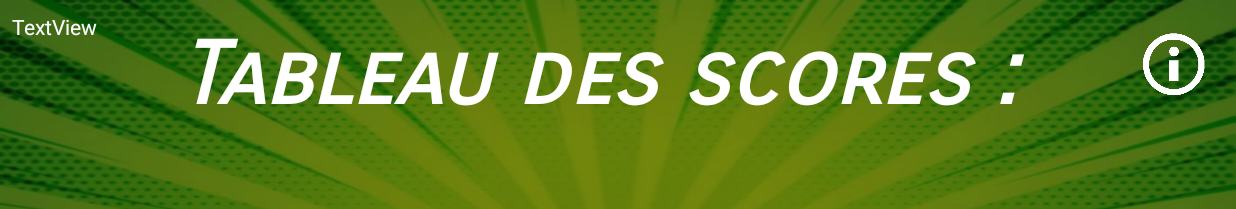
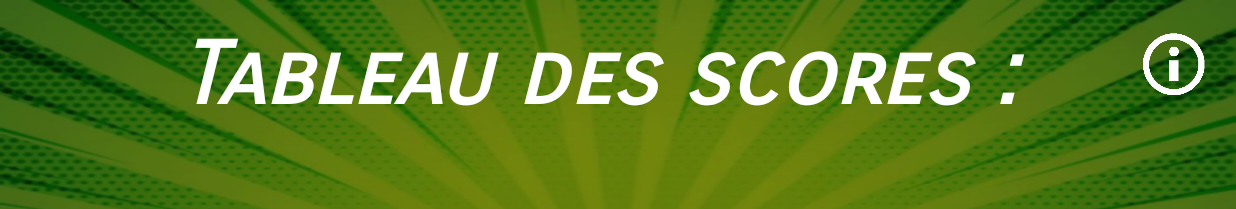
Before and after one commit to dylanMz/ProjetAndroid, an Android app: the ScoreActivity screen opened directly, with no data from a screen before it, on a phone screen of 824 x 412 dp (held sideways). Shown: the top 209 px of the screen. Run offline under Robolectric (Android 15) with nearby library versions, the phone set to English and light mode, and no system bars; 1 statement that could not run was skipped.

Commit message:
PUSH SCORE ACTIVITES

```diff
--- /dev/null
+++ b/app/src/main/java/com/example/dmendez/projet_android_dylan_julian/HttpHandler.java
@@ -0,0 +1,64 @@
+package com.example.dmendez.projet_android_dylan_julian;
+
+import android.util.Log;
+
+import java.io.BufferedInputStream;
+import java.io.BufferedReader;
+import java.io.IOException;
+import java.io.InputStream;
+import java.io.InputStreamReader;
+import java.net.HttpURLConnection;
+import java.net.MalformedURLException;
+import java.net.ProtocolException;
+import java.net.URL;
+
+public class HttpHandler {
+
+    private static final String TAG = HttpHandler.class.getSimpleName();
+
+    public HttpHandler() {
+    }
+
+    public String makeServiceCall(String reqUrl) {
+        String response = null;
+        try {
+            URL url = new URL(reqUrl);
+            HttpURLConnection conn = (HttpURLConnection) url.openConnection();
+            conn.setRequestMethod("GET");
+            // read the response
+            InputStream in = new BufferedInputStream(conn.getInputStream());
+            response = convertStreamToString(in);
+        } catch (MalformedURLException e) {
+            Log.e(TAG, "MalformedURLException: " + e.getMessage());
+        } catch (ProtocolException e) {
+            Log.e(TAG, "ProtocolException: " + e.getMessage());
+        } catch (IOException e) {
+            Log.e(TAG, "IOException: " + e.getMessage());
+        } catch (Exception e) {
+            Log.e(TAG, "Exception: " + e.getMessage());
+        }
+        return response;
+    }
+
+    private String convertStreamToString(InputStream is) {
+        BufferedReader reader = new BufferedReader(new InputStreamReader(is));
+        StringBuilder sb = new StringBuilder();
+
+        String line;
+        try {
+            while ((line = reader.readLine()) != null) {
+                sb.append(line).append('\n');
+            }
+        } catch (IOException e) {
+            e.printStackTrace();
+        } finally {
+            try {
+                is.close();
+            } catch (IOException e) {
+                e.printStackTrace();
+            }
+        }
+
+        return sb.toString();
+    }
+}
--- a/app/src/main/java/com/example/dmendez/projet_android_dylan_julian/ScoreActivity.java
+++ b/app/src/main/java/com/example/dmendez/projet_android_dylan_julian/ScoreActivity.java
@@ -2,35 +2,48 @@ package com.example.dmendez.projet_android_dylan_julian;
 
 import android.app.AlertDialog;
 import android.app.DialogFragment;
+import android.content.Context;
 import android.content.DialogInterface;
 import android.content.Intent;
 import android.database.Cursor;
 import android.database.sqlite.SQLiteDatabase;
+import android.os.AsyncTask;
 import android.support.v7.app.AppCompatActivity;
 import android.os.Bundle;
+import android.util.Log;
 import android.view.View;
+import android.widget.ArrayAdapter;
 import android.widget.Button;
 import android.widget.ImageView;
 import android.widget.ListView;
+import android.widget.TextView;
+import android.widget.Toast;
+
+import org.json.JSONArray;
+import org.json.JSONException;
+import org.json.JSONObject;
 import java.util.ArrayList;
+import java.util.Collection;
+import java.util.HashMap;
+import java.util.List;
 
 
 public class ScoreActivity extends AppCompatActivity {
+
     private Button btnAccueil;
     private Button btnRetour;
+    private TextView testJson;
 
     private ListView listeFacile;
     private ListView listeMoyen;
     private ListView listeDifficile;
     private ListView listeExtreme;
-    private Adapter unadapter;
+
     private gestionBdd db =new gestionBdd(this);
     private ArrayList<Score> ensScore = new ArrayList<>();
     private Score unScore;
     private String lePrenom;
     private ImageView imgInfoScore;
-
-
 
     private static final String NOM_BDD2 ="scoreBD";
     private static final String id2 = "scoreId";
@@ -55,8 +68,9 @@ public class ScoreActivity extends AppCompatActivity {
     private ArrayList<String> NameE = new ArrayList<String>();
     private ArrayList<String> ScoreE = new ArrayList<String>();
 
-
-
+    String uneUrl = String.format("http://10.0.2.2/TestPhp/bdd_recuperation_score.php");
+    private String TAG = MainActivity.class.getSimpleName();
+    private ArrayList<HashMap<String, String>> List_score;
 
     @Override
     protected void onCreate(Bundle savedInstanceState) {
@@ -66,28 +80,26 @@ public class ScoreActivity extends AppCompatActivity {
         //Initilisation des controles android studio
         btnAccueil = (Button) this.findViewById(R.id.button_accueil);
         btnRetour = (Button) this.findViewById(R.id.button_retour);
-
         imgInfoScore = (ImageView) this.findViewById(R.id.imageView_infoScore);
-
         listeFacile = (ListView) this.findViewById(R.id.listview_score_facile);
         listeMoyen = (ListView) this.findViewById(R.id.listview_score_moyen);
         listeDifficile = (ListView) this.findViewById(R.id.listview_score_difficile);
         listeExtreme = (ListView) this.findViewById(R.id.listview_score_extreme);
 
-        //bordure1 = (ImageView) this.findViewById(R.id.
-
         bdd = new gestionBdd(this);
 
+        //Récupère le nom du joueur
         lePrenom = this.getIntent().getExtras().getString("Joueur");
 
+        List_score = new ArrayList<>();
+        new GetScore().execute();
 
-        getLesScoresFacile();
-        getLesScoresMoyen();
-        getLesScoresDifficile();
-        getLesScoreExtreme();
+        //getLesScoresFacile();
+        //getLesScoresMoyen();
+        //getLesScoresDifficile();
+        //getLesScoreExtreme();
 
-        //unadapter = new Adapter(getApplicationContext(), unScore.getNomJoueur() , );
-
+        //Permet de retourner a l'accueil
         btnAccueil.setOnClickListener(new View.OnClickListener()
         {
             public void onClick(View v)
@@ -98,6 +110,7 @@ public class ScoreActivity extends AppCompatActivity {
             }
         });
 
+        //Permet de retourner sur le jeu
         btnRetour.setOnClickListener(new View.OnClickListener()
         {
             public void onClick(View v)
@@ -109,34 +122,144 @@ public class ScoreActivity extends AppCompatActivity {
             }
         });
 
+        //Permet d'afficher comment sont calculer les scores
         imgInfoScore.setOnClickListener(new View.OnClickListener()
         {
             public void onClick(View v)
             {
-                // setup the alert builder
+
                 AlertDialog.Builder builder = new AlertDialog.Builder(ScoreActivity.this );
                 builder.setTitle("Scores");
                 builder.setMessage("Les scores sont calculés en fonction du nombre de personnages trouvés, si vous avez gagné, le temps restant non utilisé vous rapportent aussi des points.");
 
-                // add a button
+                // ajoute un bouton
                 builder.setPositiveButton("OK", null);
 
-                // create and show the alert dialog
+                // Créer et affiche la boite de dialogue
                 AlertDialog dialog = builder.create();
                 dialog.show();
+
 
             }
         });
 
 
+    }
+
+    private class GetScore extends AsyncTask<Void, Void, Void> {
+
+        protected Void doInBackground(Void... arg0)
+        {
+            HttpHandler sh = new HttpHandler();
+            // déclenche une requête sur l'url
+            String url = uneUrl;
+            String jsonStr = sh.makeServiceCall(url);
+
+            Log.e(TAG, "Response from url: " + jsonStr);
+            if (jsonStr != null) {
+                try {
+                    JSONArray contacts = new JSONArray(jsonStr);
+                    for (int i = 0; i < contacts.length(); i++) {
+                        JSONObject c = contacts.getJSONObject(i);
+                        String nom = c.getString("nom");
+                        String score = c.getString("score");
+                        String niveau = c.getString("niveau");
+                        HashMap<String, String> unScore  = new HashMap<>();
+                        unScore.put("nom", nom);
+                        unScore.put("score", score);
+                        unScore.put("niveau", niveau);
+                        List_score.add(unScore);
+
+                    }
+                } catch (final JSONException e) {
+                    Log.e(TAG, "erreur de Parse Json: " + e.getMessage());
+                    runOnUiThread(new Runnable() {
+                        @Override
+                        public void run() {
+                            Toast.makeText(getApplicationContext()," erreur de Parse Json:" + e.getMessage(), Toast.LENGTH_LONG).show();
+                        }
+                    });
+                }
+
+            } else {
+                Log.e(TAG, "Pb récup Json sur le serveur.");
+                runOnUiThread(new Runnable() {
+                    @Override
+                    public void run() {
+                        Toast.makeText(getApplicationContext()," Pb récup Json sur le serveur. Voir Logcat!", Toast.LENGTH_LONG).show();
+                    }
+                });
+            }
+
+            return null;
+        }
+
+        @Override
+        protected void onPostExecute(Void result) {
+            super.onPostExecute(result);
+
+            //Recupère la taille de la liste
+            int tailleListeFacile;
+            tailleListeFacile = List_score.size() - 1;
+
+            //Tant qu'il y a des données dans la liste ajoute les scores et noms des joueurs dans les bonnes listes
+            while (tailleListeFacile >= 0)
+            {
+                if(List_score.get(tailleListeFacile).get("niveau").equals("Facile"))
+                {
+                    NameF.add(List_score.get(tailleListeFacile).get("nom"));
+                    ScoreF.add(List_score.get(tailleListeFacile).get("score"));
+                }
+
+                if(List_score.get(tailleListeFacile).get("niveau").equals("Moyen"))
+                {
+                    NameM.add(List_score.get(tailleListeFacile).get("nom"));
+                    ScoreM.add(List_score.get(tailleListeFacile).get("score"));
+                }
+
+                if(List_score.get(tailleListeFacile).get("niveau").equals("Difficile"))
+                {
+                    NameD.add(List_score.get(tailleListeFacile).get("nom"));
+                    ScoreD.add(List_score.get(tailleListeFacile).get("score"));
+                }
+
+                if(List_score.get(tailleListeFacile).get("niveau").equals("Extreme"))
+                {
+                    NameE.add(List_score.get(tailleListeFacile).get("nom"));
+                    ScoreE.add(List_score.get(tailleListeFacile).get("score"));
+                }
+
+                tailleListeFacile=tailleListeFacile-1;
+            }
 
 
+            //Les adapters prennent en paramètres les listes de scores et noms qui leurs correspondents
+            Adapter unAdapterFacile = new Adapter(ScoreActivity.this, NameF,ScoreF);
+            Adapter unAdapterMoyen = new Adapter(ScoreActivity.this, NameM,ScoreM);
+            Adapter unAdapterDifficile = new Adapter(ScoreActivity.this, NameD,ScoreD);
+            Adapter unAdapterExtreme = new Adapter(ScoreActivity.this, NameE,ScoreE);
+
+            //Affiche dans les listview le contenu.
+            listeFacile.setAdapter(unAdapterFacile);
+            listeMoyen.setAdapter(unAdapterMoyen);
+            listeDifficile.setAdapter(unAdapterDifficile);
+            listeExtreme.setAdapter(unAdapterExtreme);
 
 
         }
 
+        @Override
+        protected void onPreExecute() {
+            super.onPreExecute();
+            Toast.makeText(ScoreActivity.this, "progression en cours... ", Toast.LENGTH_LONG).show();
+
+
+        }
+
+    }
+
     //Retourne l'ensemble des scores réalisés en mode facile
-    public void getLesScoresFacile(){
+    /*public void getLesScoresFacile(){
         String reqSelect = "SELECT scoreJoueur, scoreNom FROM " + NOM_BDD2+ " WHERE "+niveau + " LIKE 'Facile' ORDER BY " +score + " DESC LIMIT 9";
 
         SQLiteDatabase db = bdd.getReadableDatabase();
@@ -220,5 +343,5 @@ public class ScoreActivity extends AppCompatActivity {
         listeExtreme.setAdapter(ad);
         unCurseur.close();
     }
-
+*/
 }
--- a/app/src/main/res/layout/activity_score.xml
+++ b/app/src/main/res/layout/activity_score.xml
@@ -205,15 +205,4 @@
         app:layout_constraintBottom_toTopOf="@+id/listview_score_extreme"
         app:layout_constraintEnd_toEndOf="parent" />
 
-    <TextView
-        android:id="@+id/textView_testJson"
-        android:layout_width="245dp"
-        android:layout_height="67dp"
-        android:layout_marginStart="8dp"
-        android:layout_marginTop="8dp"
-        android:text="TextView"
-        android:textColor="@android:color/background_light"
-        app:layout_constraintStart_toStartOf="parent"
-        app:layout_constraintTop_toTopOf="parent" />
-
 </android.support.constraint.ConstraintLayout>
```
Lines whose indentation alone changed are shown as unchanged.
